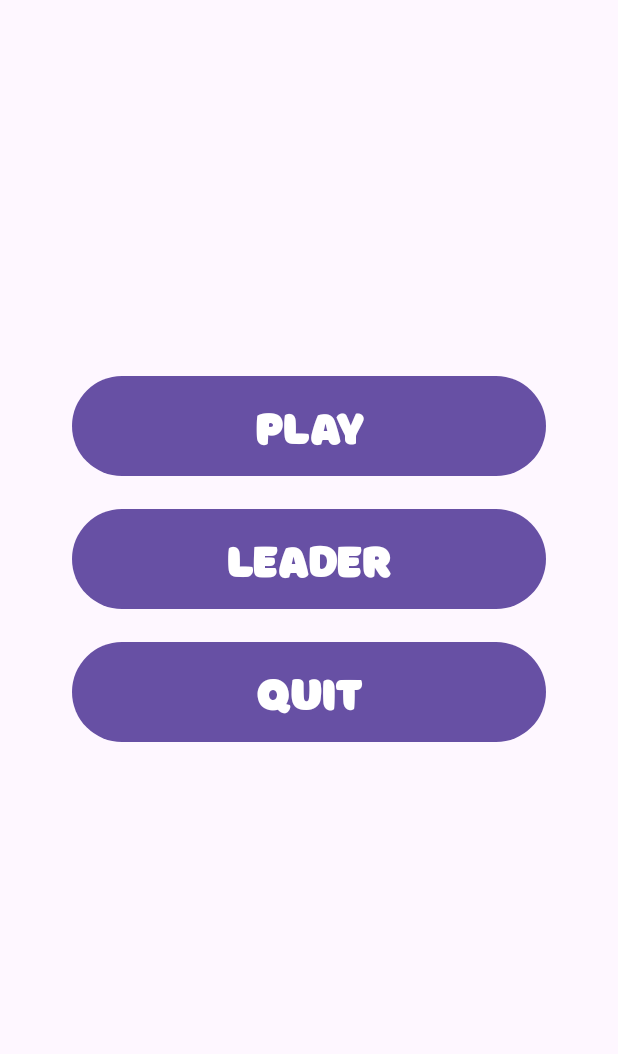
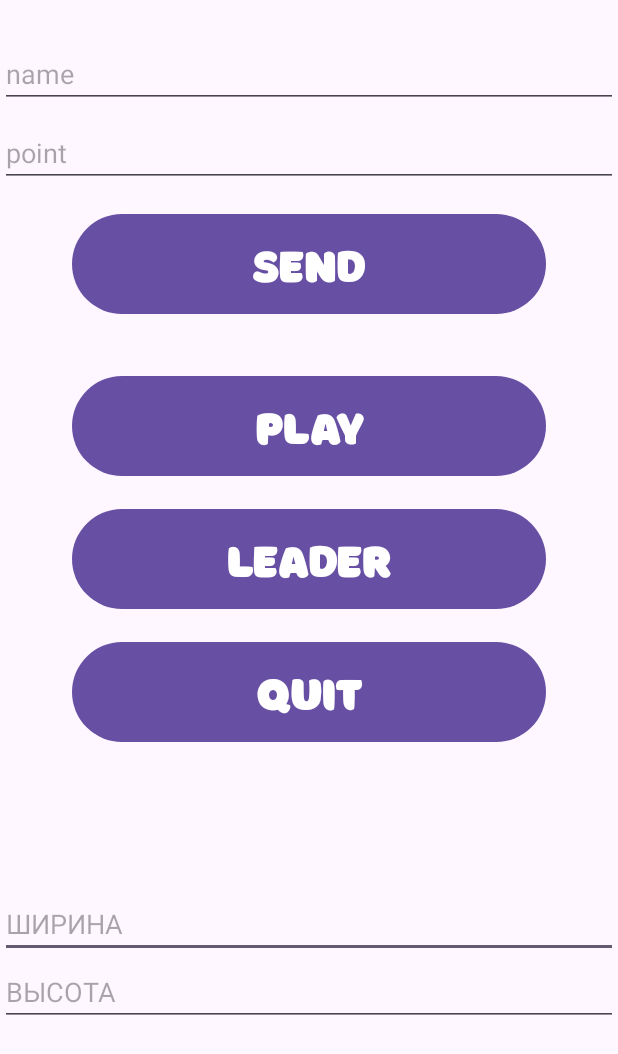
Before and after one commit to MrArtemSid/Samsung_Project, an Android app: the screen it shows after launch (MainMenu), on a phone screen of 412 x 824 dp. Shown: the top 1054 px of the screen. Run offline under Robolectric (Android 15) with nearby library versions, the phone set to English and light mode, and no system bars.

Commit message:
Samsung_Project: Refactor code and implement scoreboard

```diff
--- a/app/build.gradle.kts
+++ b/app/build.gradle.kts
@@ -33,6 +33,9 @@ dependencies {
     implementation("androidx.appcompat:appcompat:1.6.1")
     implementation("com.google.android.material:material:1.11.0")
     implementation("androidx.constraintlayout:constraintlayout:2.1.4")
+    implementation("org.jbundle.util.osgi.wrapped:org.jbundle.util.osgi.wrapped.org.apache.http.client:4.1.2")
+    implementation("com.squareup.okhttp3:okhttp:5.0.0-alpha.12")
+    implementation("com.google.code.gson:gson:2.10.1")
     testImplementation("junit:junit:4.13.2")
     androidTestImplementation("androidx.test.ext:junit:1.1.5")
     androidTestImplementation("androidx.test.espresso:espresso-core:3.5.1")
--- a/app/src/main/java/com/example/testnode/MainMenu.java
+++ /dev/null
@@ -1,29 +0,0 @@
-package com.example.testnode;
-import android.content.Intent;
-import android.os.Bundle;
-import android.view.View;
-import android.widget.Button;
-
-import androidx.appcompat.app.AppCompatActivity;
-
-public class MainMenu extends AppCompatActivity {
-    Button btnPlay;
-    Button btn;
-    Button btn1;
-
-    void init(){
-        btnPlay = findViewById(R.id.btnPlay);
-        btnPlay.setOnClickListener(new View.OnClickListener() {
-            @Override
-            public void onClick(View v) {
-                startActivity(new Intent(getApplicationContext(), MainActivity.class));
-            }
-        });
-    }
-
-    protected void onCreate(Bundle savedInstanceState) {
-        super.onCreate(savedInstanceState);
-        setContentView(R.layout.activity_main_menu);
-        init();
-    }
-}
--- /dev/null
+++ b/app/src/main/java/com/example/testnode/activities/MainMenu.java
@@ -0,0 +1,74 @@
+package com.example.testnode.activities;
+
+import androidx.appcompat.app.AppCompatActivity;
+
+import android.content.Intent;
+import android.os.Bundle;
+import android.view.View;
+import android.widget.Button;
+import android.widget.EditText;
+
+import com.example.testnode.DB;
+import com.example.testnode.R;
+
+public class MainMenu extends AppCompatActivity {
+
+    Button btnPlay, btnLeader, btnQuit, btnSend;
+    EditText W, H, name, point;
+
+    @Override
+    protected void onCreate(Bundle savedInstanceState) {
+        super.onCreate(savedInstanceState);
+        setContentView(R.layout.activity_main_menu);
+        init();
+    }
+    private void init(){
+        btnPlay = findViewById(R.id.btnPlay);
+        btnLeader = findViewById(R.id.btnLeaderBoard);
+        btnQuit = findViewById(R.id.btnQuit);
+        btnSend = findViewById(R.id.btnSend);
+        name = findViewById(R.id.name);
+        point = findViewById(R.id.point);
+
+        W = findViewById(R.id.w);
+        H = findViewById(R.id.h);
+
+        btnPlay.setOnClickListener(new View.OnClickListener() {
+            @Override
+            public void onClick(View v) {
+                Intent intent = new Intent(getApplicationContext(), MainActivity.class);
+                if(W.getText().toString().length() != 0 && H.getText().toString().length() != 0) {
+                    intent.putExtra("W", Integer.parseInt(W.getText().toString()));
+                    intent.putExtra("H", Integer.parseInt(H.getText().toString()));
+                    startActivity(intent);
+                }
+            }
+        });
+        btnLeader.setOnClickListener(new View.OnClickListener() {
+            @Override
+            public void onClick(View v) {
+                Intent intent = new Intent(getApplicationContext(), LeaderBoard.class);
+                startActivity(intent);
+            }
+        });
+        btnQuit.setOnClickListener(new View.OnClickListener() {
+            @Override
+            public void onClick(View v) {
+                finish();
+            }
+        });
+
+        btnSend.setOnClickListener(new View.OnClickListener() {
+            @Override
+            public void onClick(View v) {
+                new Thread(new Runnable() {
+                    @Override
+                    public void run() {
+                        DB.addUser(name.getText().toString());
+                    }
+                }).start();
+            }
+        });
+
+    }
+}
--- a/app/src/main/java/com/example/testnode/Directions.java
+++ b/app/src/main/java/com/example/testnode/gameLogic/Directions.java
@@ -1,4 +1,4 @@
-package com.example.testnode;
+package com.example.testnode.gameLogic;
 
 public enum Directions {
     UP(0),
--- a/app/src/main/java/com/example/testnode/Level.java
+++ b/app/src/main/java/com/example/testnode/gameLogic/Level.java
@@ -1,4 +1,4 @@
-package com.example.testnode;
+package com.example.testnode.gameLogic;
 
 import java.util.ArrayList;
 
--- a/app/src/main/java/com/example/testnode/nodes/Node.java
+++ b/app/src/main/java/com/example/testnode/nodes/Node.java
@@ -1,6 +1,6 @@
 package com.example.testnode.nodes;
 
-import com.example.testnode.Directions;
+import com.example.testnode.gameLogic.Directions;
 import com.example.testnode.R;
 
 public class Node {
--- a/app/src/main/res/layout/activity_main_menu.xml
+++ b/app/src/main/res/layout/activity_main_menu.xml
@@ -4,14 +4,12 @@
     xmlns:tools="http://schemas.android.com/tools"
     android:layout_width="match_parent"
     android:layout_height="match_parent"
-    tools:context=".MainMenu">
+    tools:context=".activities.MainMenu">
 
     <Button
         android:id="@+id/btnPlay"
-        android:text="@string/btnPlay"
-        android:fontFamily="@font/borsok"
+        android:text="@string/play"
         style="@style/BorderBtn"
-        android:textSize="30sp"
         android:layout_width="match_parent"
         android:layout_height="wrap_content"
         app:layout_constraintBottom_toBottomOf="parent"
@@ -24,10 +22,7 @@
     <Button
         android:id="@+id/btnLeaderBoard"
         style="@style/BorderBtn"
-        android:text="@string/btnLeaderBoard"
-        android:shadowColor="#00FF04"
-        android:textSize="30sp"
-        android:fontFamily="@font/borsok"
+        android:text="@string/leaderBoard"
         android:layout_width="match_parent"
         android:layout_height="wrap_content"
         app:layout_constraintBottom_toBottomOf="parent"
@@ -40,9 +35,7 @@
     <Button
         style="@style/BorderBtn"
         android:id="@+id/btnQuit"
-        android:text="@string/btnQuit"
-        android:textSize="30sp"
-        android:fontFamily="@font/borsok"
+        android:text="@string/quit"
         android:layout_width="match_parent"
         android:layout_height="wrap_content"
         app:layout_constraintBottom_toBottomOf="parent"
@@ -52,6 +45,60 @@
         app:layout_constraintTop_toBottomOf="@+id/btnLeaderBoard"
         app:layout_constraintVertical_bias="0.0" />
 
+    <EditText
+        android:id="@+id/w"
+        android:hint="ШИРИНА"
+        android:layout_width="match_parent"
+        android:layout_height="wrap_content"
+        android:inputType="numberDecimal"
+        app:layout_constraintBottom_toTopOf="@+id/h"
+        app:layout_constraintTop_toBottomOf="@+id/btnQuit"
+        app:layout_constraintVertical_bias="1.0"
+        tools:layout_editor_absoluteX="0dp" />
+
+    <EditText
+        android:hint="ВЫСОТА"
+        android:id="@+id/h"
+        android:layout_width="match_parent"
+        android:layout_height="wrap_content"
+        android:inputType="numberDecimal"
+        app:layout_constraintBottom_toBottomOf="parent"
+        app:layout_constraintTop_toBottomOf="@+id/btnQuit" />
+
+    <EditText
+        android:id="@+id/name"
+        android:layout_width="match_parent"
+        android:layout_height="wrap_content"
+        android:hint="name"
+        android:inputType="text"
+        app:layout_constraintBottom_toTopOf="@+id/btnPlay"
+        app:layout_constraintTop_toTopOf="parent"
+        app:layout_constraintVertical_bias="0.134"
+        tools:layout_editor_absoluteX="0dp" />
+
+    <EditText
+        android:id="@+id/point"
+        android:layout_width="match_parent"
+        android:layout_height="wrap_content"
+        android:hint="point"
+        android:inputType="numberDecimal"
+        app:layout_constraintBottom_toTopOf="@+id/btnPlay"
+        app:layout_constraintTop_toBottomOf="@+id/name"
+        app:layout_constraintVertical_bias="0.059"
+        tools:layout_editor_absoluteX="0dp" />
+
+    <Button
+        android:id="@+id/btnSend"
+        style="@style/BorderBtn"
+        android:layout_width="match_parent"
+        android:layout_height="wrap_content"
+        android:text="SEND"
+        app:layout_constraintBottom_toTopOf="@+id/btnPlay"
+        app:layout_constraintEnd_toEndOf="parent"
+        app:layout_constraintHorizontal_bias="0.501"
+        app:layout_constraintStart_toStartOf="parent"
+        app:layout_constraintTop_toBottomOf="@+id/point"
+        app:layout_constraintVertical_bias="0.0" />
 
 
 </androidx.constraintlayout.widget.ConstraintLayout>
--- a/app/src/main/res/values/strings.xml
+++ b/app/src/main/res/values/strings.xml
@@ -1,6 +1,6 @@
 <resources>
     <string name="app_name">NodeMaze</string>
-    <string name="btnPlay">PLAY</string>
-    <string name="btnLeaderBoard">LEADER</string>
-    <string name="btnQuit">QUIT</string>
+    <string name="play">PLAY</string>
+    <string name="leaderBoard">LEADER</string>
+    <string name="quit">QUIT</string>
 </resources>
--- a/app/src/main/res/values/styles.xml
+++ b/app/src/main/res/values/styles.xml
@@ -6,5 +6,7 @@
         <item name="android:layout_marginRight">48sp</item>
         <item name="android:layout_marginTop">14sp</item>
         <item name="android:padding">14sp</item>
+        <item name="android:textSize">30sp</item>
+        <item name="fontFamily">@font/borsok</item>
     </style>
 </resources>
```
Also changed, not shown: app/src/main/AndroidManifest.xml (+11 -4 lines), app/src/main/java/com/example/testnode/DB.java (added, +37 -0 lines), app/src/main/java/com/example/testnode/User.java (added, +23 -0 lines), app/src/main/java/com/example/testnode/activities/LeaderBoard.java (added, +74 -0 lines), app/src/main/java/com/example/testnode/activities/MainActivity.java (renamed from app/src/main/java/com/example/testnode/MainActivity.java, +25 -23 lines), app/src/main/java/com/example/testnode/gameLogic/Game.java (renamed from app/src/main/java/com/example/testnode/Game.java, +25 -19 lines), app/src/main/res/layout/activity_leader_board.xml (added, +14 -0 lines), app/src/main/res/layout/activity_main.xml (+5 -23 lines).
